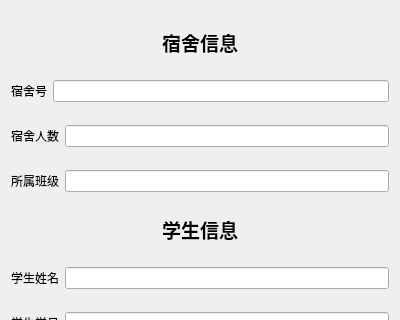
Before: the Qt Designer form DormitoryManagementSystem/DormitoryManagementSystem/infodialog.ui in 2017IOTrepo/SummerVacationProgram, drawn with Qt 5; both pictures show x 0 to 400 and y 0 to 320 of the 400 by 500 pixel window.
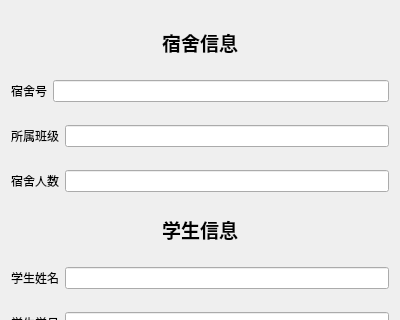
After: the same form once the commit is applied. Icons and pictures are not drawn.

```diff
--- a/DormitoryManagementSystem/DormitoryManagementSystem/infodialog.ui
+++ b/DormitoryManagementSystem/DormitoryManagementSystem/infodialog.ui
@@ -48,20 +48,6 @@
      </item>
     </layout>
    </item>
-   <item>
-    <layout class="QHBoxLayout" name="horizontalLayout_2">
-     <item>
-      <widget class="QLabel" name="label_4">
-       <property name="text">
-        <string>宿舍人数</string>
-       </property>
-      </widget>
-     </item>
-     <item>
-      <widget class="QLineEdit" name="docPeoEdit"/>
-     </item>
-    </layout>
-   </item>
    <item>
     <layout class="QHBoxLayout" name="horizontalLayout_3">
      <item>
@@ -76,6 +62,20 @@
      </item>
     </layout>
    </item>
+   <item>
+    <layout class="QHBoxLayout" name="horizontalLayout_2">
+     <item>
+      <widget class="QLabel" name="label_4">
+       <property name="text">
+        <string>宿舍人数</string>
+       </property>
+      </widget>
+     </item>
+     <item>
+      <widget class="QLineEdit" name="docPeoEdit"/>
+     </item>
+    </layout>
+   </item>
    <item>
     <widget class="QLabel" name="label_2">
      <property name="sizePolicy">
```
Left out of the diff: 2 changed lines with no effect on the pictures.
